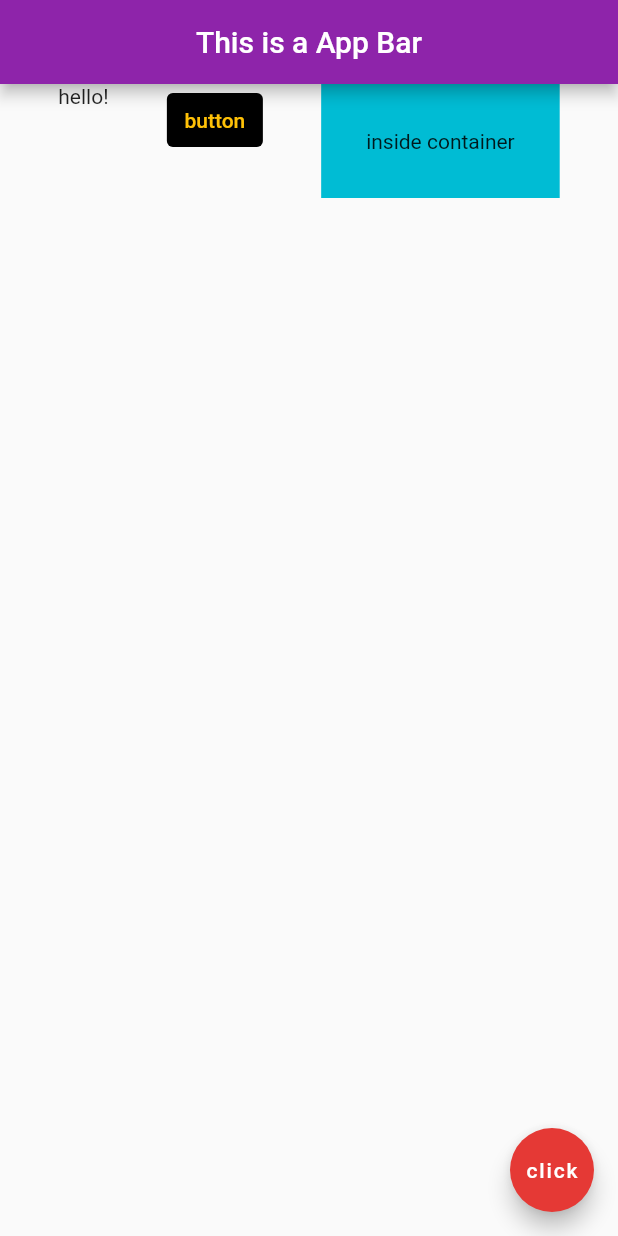
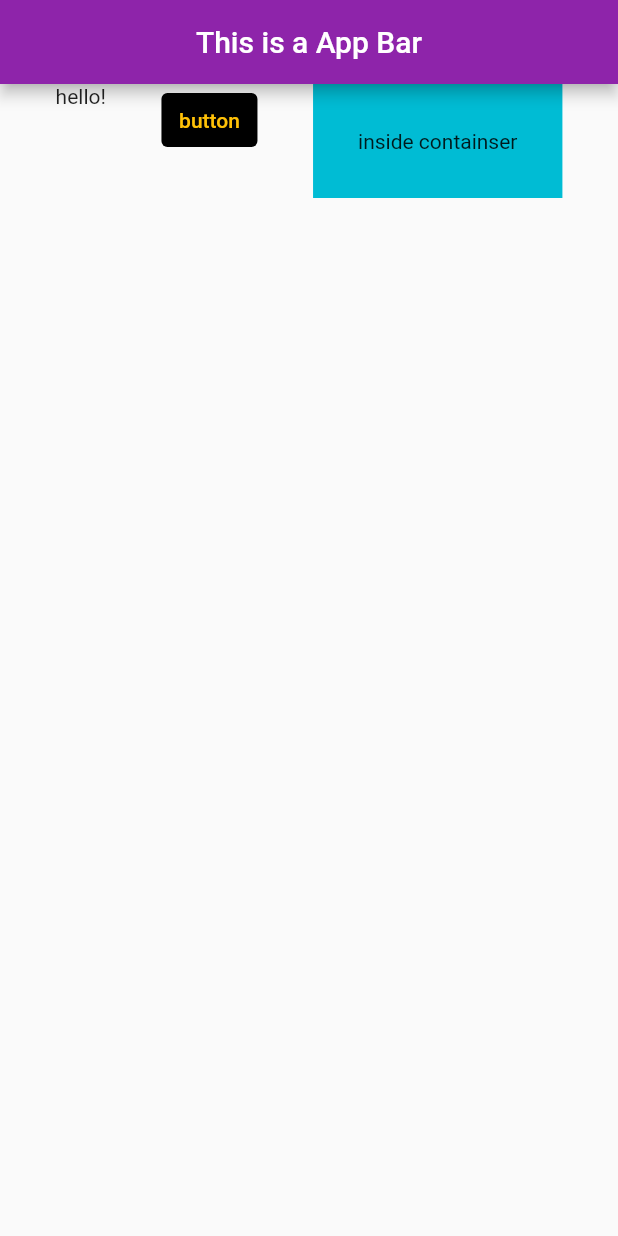
Before and after one commit to hanli00/word_share, a Flutter app: the screen it shows after launch, on a phone screen of 412 x 824 dp. Run offline on Flutter 3.47's test engine with Material 2 defaults, Android fonts, the phone set to English and light mode, and no system bars.

Commit message:
word share

```diff
--- a/lib/main.dart
+++ b/lib/main.dart
@@ -1,7 +1,7 @@
 import 'package:flutter/material.dart';
 
 // Hi, I hate you!!
-
+// me too
 void main() => runApp(MaterialApp(
   home: Home(),
 ));
@@ -30,15 +30,15 @@ class Home extends StatelessWidget {
           Container(
             color: Colors.cyan,
             padding: EdgeInsets.all(30.0),
-            child: Text('inside container'),
+            child: Text('inside containser'),
           )
         ],
       ),
-      floatingActionButton: FloatingActionButton(
-        child: Text('click'),
-        onPressed: () {},
-        backgroundColor: Colors.red[600],
-      ),
+      // floatingActionButton: FloatingActionButton(
+      //   child: Text('click'),
+      //   onPressed: () {},
+      //   backgroundColor: Colors.red[600],
+      //),
     );
   }
 }
```
